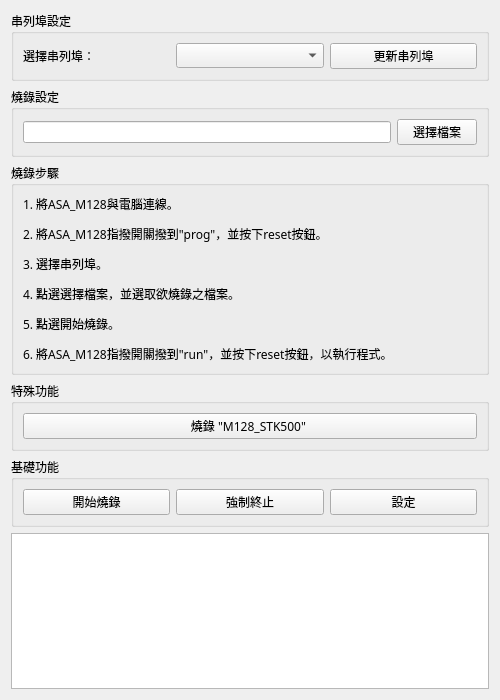
mickey9910326/ASA_HMI_Data_Agent, file ui/asa_prog.ui: the form before one commit.
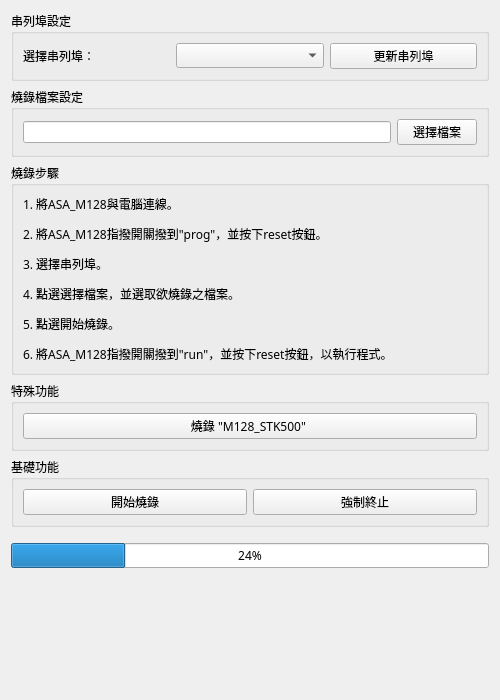
The form after the commit.

Commit message: 更新UI：更新avr prog的UI

What changed in the file:
```diff
--- a/ui/asa_prog.ui
+++ b/ui/asa_prog.ui
@@ -57,7 +57,7 @@
    <item>
     <widget class="QGroupBox" name="groupBox_SelectFile">
      <property name="title">
-      <string>燒錄設定</string>
+      <string>燒錄檔案設定</string>
      </property>
      <layout class="QHBoxLayout" name="horizontalLayout">
       <item>
@@ -136,25 +136,45 @@
         </property>
        </widget>
       </item>
-      <item>
-       <widget class="QPushButton" name="pushButton_settings">
-        <property name="text">
-         <string>設定</string>
-        </property>
-       </widget>
-      </item>
      </layout>
     </widget>
    </item>
    <item>
-    <widget class="QTextBrowser" name="textBrowser_terminal">
-     <property name="font">
-      <font>
-       <family>Consolas</family>
-      </font>
+    <spacer name="verticalSpacer">
+     <property name="orientation">
+      <enum>Qt::Vertical</enum>
+     </property>
+     <property name="sizeType">
+      <enum>QSizePolicy::Minimum</enum>
+     </property>
+     <property name="sizeHint" stdset="0">
+      <size>
+       <width>20</width>
+       <height>10</height>
+      </size>
+     </property>
+    </spacer>
+   </item>
+   <item>
+    <widget class="QProgressBar" name="progressBar">
+     <property name="value">
+      <number>24</number>
      </property>
     </widget>
    </item>
+   <item>
+    <spacer name="verticalSpacer_4">
+     <property name="orientation">
+      <enum>Qt::Vertical</enum>
+     </property>
+     <property name="sizeHint" stdset="0">
+      <size>
+       <width>20</width>
+       <height>40</height>
+      </size>
+     </property>
+    </spacer>
+   </item>
   </layout>
  </widget>
  <resources/>
```
The commit also changes 2 other files.
